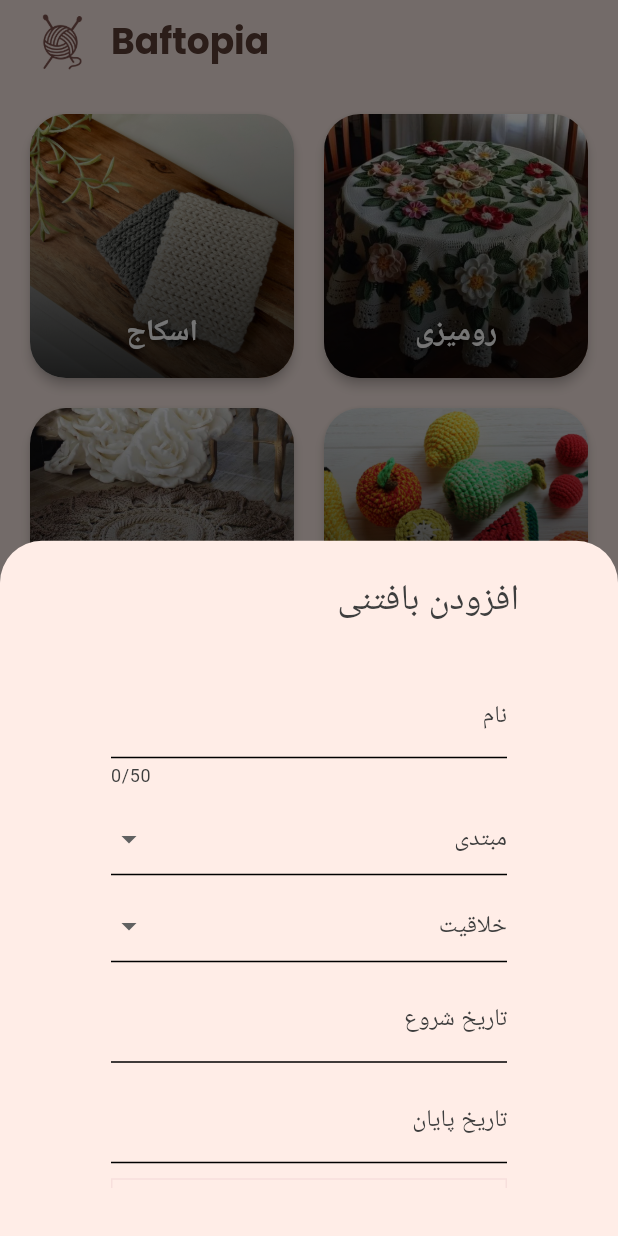
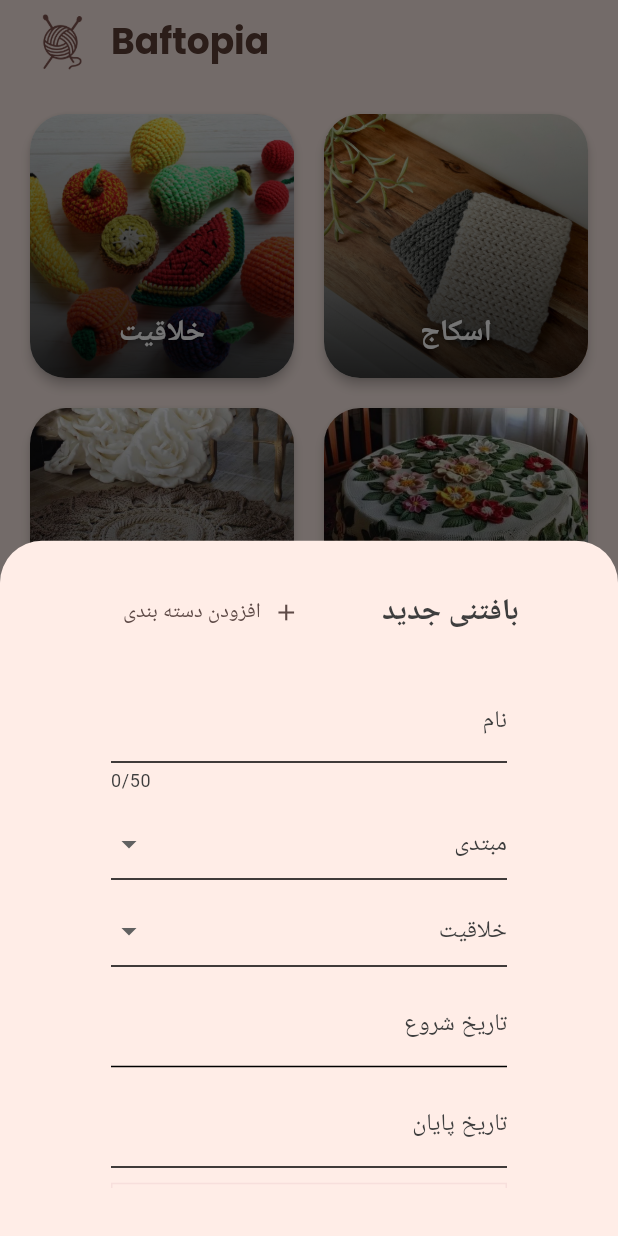
Before and after one commit to Iman-Keramati/Baftopia-, a Flutter app: the screen it shows after launch, after a tap on the "add" icon, on a phone screen of 412 x 824 dp. Run offline on Flutter 3.47's test engine with Material 3 defaults, Android fonts, the phone set to English and light mode, and no system bars; our stand-ins replace flutter_riverpod, google_fonts, image_picker, shamsi_date, transparent_image; missing offline and left inert: flutter_jalali_date_picker.

Commit message:
added add category form

```diff
--- a/lib/models/category.dart
+++ b/lib/models/category.dart
@@ -1,6 +1,11 @@
 class Category {
-  const Category({required this.title, required this.image});
+  const Category({
+    required this.title,
+    required this.image,
+    this.isFromAsset = true,
+  });
 
   final String title;
   final String image;
+  final bool isFromAsset;
 }
--- a/lib/screens/categories.dart
+++ b/lib/screens/categories.dart
@@ -1,48 +1,27 @@
 import 'package:flutter/material.dart';
+import 'package:flutter_riverpod/flutter_riverpod.dart';
 import 'package:fuck/data/category_data.dart';
+import 'package:fuck/provider/category_provider.dart';
 import 'package:fuck/widgets/category_item.dart';
 import 'package:fuck/widgets/floating_button.dart';
 
-class CategoriesScreen extends StatefulWidget {
+class CategoriesScreen extends ConsumerWidget {
   const CategoriesScreen({super.key});
 
   @override
-  State<CategoriesScreen> createState() => _CategoriesScreenState();
-}
+  Widget build(BuildContext context, WidgetRef ref) {
+    final categories = ref.watch(categoryProvider);
 
-class _CategoriesScreenState extends State<CategoriesScreen>
-    with SingleTickerProviderStateMixin {
-  late AnimationController _animationController;
-
-  @override
-  void initState() {
-    super.initState();
-    _animationController = AnimationController(
-      vsync: this,
-      duration: Duration(milliseconds: 1000),
-      lowerBound: 0,
-      upperBound: 1,
-    );
-
-    _animationController.forward();
-  }
-
-  @override
-  void dispose() {
-    _animationController.dispose();
-    super.dispose();
-  }
-
-  @override
-  Widget build(BuildContext context) {
     return Scaffold(
-      floatingActionButton: FloatingButton(),
+      floatingActionButton: FloatingButton(
+        defaultCategory: CategoryData.creativity,
+      ),
       appBar: AppBar(
         title: Row(
           mainAxisSize: MainAxisSize.min,
-          spacing: 8,
           children: [
             Image.asset('assets/icons/Logo-icon.png', width: 50, height: 50),
+            const SizedBox(width: 8),
             const Text(
               'Baftopia',
               style: TextStyle(fontWeight: FontWeight.bold, fontSize: 24),
@@ -50,33 +29,18 @@ class _CategoriesScreenState extends State<CategoriesScreen>
           ],
         ),
       ),
-      body: AnimatedBuilder(
-        animation: _animationController,
-        builder:
-            (context, child) => SlideTransition(
-              position: Tween(
-                begin: const Offset(0, 0.2),
-                end: const Offset(0, 0),
-              ).animate(
-                CurvedAnimation(
-                  parent: _animationController,
-                  curve: Curves.easeInOut,
-                ),
-              ),
-              child: child,
-            ),
-        child: GridView(
-          padding: EdgeInsets.all(16),
-          gridDelegate: SliverGridDelegateWithFixedCrossAxisCount(
-            crossAxisCount: 2,
-            crossAxisSpacing: 12,
-            mainAxisSpacing: 12,
-          ),
-          children:
-              CategoryData.values
-                  .map((e) => CategoryItem(category: e.asCategory))
-                  .toList(),
+      body: GridView.builder(
+        padding: const EdgeInsets.all(16),
+        itemCount: categories.length,
+        gridDelegate: const SliverGridDelegateWithFixedCrossAxisCount(
+          crossAxisCount: 2,
+          crossAxisSpacing: 12,
+          mainAxisSpacing: 12,
         ),
+        itemBuilder: (context, index) {
+          final category = categories[index];
+          return CategoryItem(category: category);
+        },
       ),
     );
   }
--- a/lib/widgets/add_product.dart
+++ b/lib/widgets/add_product.dart
@@ -10,7 +10,9 @@ import 'package:fuck/widgets/persian_date_picker.dart';
 import 'package:shamsi_date/shamsi_date.dart';
 
 class AddProduct extends ConsumerStatefulWidget {
-  const AddProduct({super.key});
+  const AddProduct({super.key, required this.defaultCategory});
+
+  final CategoryData defaultCategory;
 
   @override
   ConsumerState<AddProduct> createState() => _AddProductState();
@@ -21,14 +23,18 @@ class _AddProductState extends ConsumerState<AddProduct> {
 
   final TextEditingController _nameController = TextEditingController();
   Dificulty _dificultyController = Dificulty.beginner;
-  CategoryData _categoryController = CategoryData.creativity;
+  late CategoryData _categoryController;
   DateTime _startDateController = DateTime.now();
   DateTime _endDateController = DateTime.now();
   File _imageController = File('');
 
+  @override
+  void initState() {
+    super.initState();
+    _categoryController = widget.defaultCategory;
+  }
+
   void _onSubmit() {
-    print(_startDateController);
-    print(_endDateController);
     if (_formKey.currentState!.validate()) {
       // Process the data
       final product = Product(
@@ -40,9 +46,22 @@ class _AddProductState extends ConsumerState<AddProduct> {
         category: _categoryController,
       );
       ref.read(productProvider.notifier).addProduct(product);
-      ScaffoldMessenger.of(
-        context,
-      ).showSnackBar(SnackBar(content: Text('بافتنی با موفقیت افزوده شد')));
+      ScaffoldMessenger.of(context).showSnackBar(
+        SnackBar(
+          content: Text(
+            'بافتنی با موفقیت افزوده شد',
+            style: TextStyle(color: Colors.white, fontWeight: FontWeight.bold),
+            textAlign: TextAlign.center,
+          ),
+          backgroundColor: Colors.green[700], // your custom background color
+          behavior: SnackBarBehavior.floating,
+          margin: EdgeInsets.only(top: 20, left: 20, right: 20),
+          shape: RoundedRectangleBorder(
+            borderRadius: BorderRadius.circular(12),
+          ),
+          duration: Duration(seconds: 2),
+        ),
+      );
       Navigator.of(context).pop(); // Close the form after submission
     }
   }
@@ -55,8 +74,6 @@ class _AddProductState extends ConsumerState<AddProduct> {
         key: _formKey,
         child: SingleChildScrollView(
           child: Column(
-            crossAxisAlignment:
-                CrossAxisAlignment.start, // Optional: for layout fix
             children: [
               TextFormField(
                 autofocus: false,
--- a/lib/widgets/category_item.dart
+++ b/lib/widgets/category_item.dart
@@ -1,3 +1,5 @@
+import 'dart:io';
+
 import 'package:flutter/material.dart';
 import 'package:fuck/models/category.dart';
 import 'package:fuck/screens/category_detail.dart';
@@ -33,6 +35,7 @@ class CategoryItem extends StatelessWidget {
                 child: FadeInImage(
                   placeholder: MemoryImage(kTransparentImage),
                   image: AssetImage(category.image),
+
                   fit: BoxFit.cover,
                 ),
               ),
--- a/lib/widgets/floating_button.dart
+++ b/lib/widgets/floating_button.dart
@@ -1,22 +1,57 @@
 import 'package:flutter/material.dart';
+import 'package:fuck/data/category_data.dart';
+import 'package:fuck/widgets/add_category.dart';
 import 'package:fuck/widgets/add_product.dart';
 
 class FloatingButton extends StatelessWidget {
-  const FloatingButton({super.key});
+  const FloatingButton({super.key, required this.defaultCategory});
+
+  final CategoryData defaultCategory;
 
   @override
   Widget build(BuildContext context) {
-    void openDialog() {
+    void openCategoryDialog() {
+      showDialog(
+        context: context,
+        builder:
+            (ctx) => AlertDialog(
+              title: Text('افزودن دسته بندی جدید'),
+              content: AddCategory(),
+            ),
+      );
+    }
+
+    void openProductDialog() {
       showModalBottomSheet(
         context: context,
         builder:
             (ctx) => AlertDialog(
               title: Directionality(
                 textDirection: TextDirection.rtl,
-                child: Text('افزودن بافتنی'),
+                child: Row(
+                  mainAxisAlignment: MainAxisAlignment.spaceBetween,
+                  children: [
+                    Text(
+                      'بافتنی جدید',
+                      style: TextStyle(
+                        fontSize: 20,
+                        fontWeight: FontWeight.bold,
+                      ),
+                    ),
+                    TextButton.icon(
+                      style: TextButton.styleFrom(
+                        foregroundColor:
+                            Theme.of(context).colorScheme.onSecondary,
+                      ),
+                      onPressed: openCategoryDialog,
+                      icon: Icon(Icons.add),
+                      label: Text('افزودن دسته بندی'),
+                    ),
+                  ],
+                ),
               ),
-              titlePadding: EdgeInsets.only(bottom: 24),
-              content: AddProduct(),
+              titlePadding: EdgeInsets.only(bottom: 12),
+              content: AddProduct(defaultCategory: defaultCategory),
               contentPadding: const EdgeInsets.all(8),
               shape: RoundedRectangleBorder(
                 borderRadius: BorderRadius.circular(16),
@@ -28,7 +63,7 @@ class FloatingButton extends StatelessWidget {
     return FloatingActionButton(
       shape: const CircleBorder(),
       backgroundColor: Theme.of(context).colorScheme.onSecondary,
-      onPressed: openDialog,
+      onPressed: openProductDialog,
       child: const Icon(Icons.add),
     );
   }
--- a/lib/widgets/image_input.dart
+++ b/lib/widgets/image_input.dart
@@ -4,9 +4,14 @@ import 'package:flutter/material.dart';
 import 'package:image_picker/image_picker.dart';
 
 class ImageInput extends StatefulWidget {
-  const ImageInput({super.key, required this.onPickImage});
+  const ImageInput({
+    super.key,
+    required this.onPickImage,
+    this.imageSelectionType = 'camera',
+  });
 
   final void Function(File image) onPickImage;
+  final String? imageSelectionType;
 
   @override
   State<ImageInput> createState() {
@@ -20,7 +25,10 @@ class _ImageInputState extends State<ImageInput> {
   void _takePicture() async {
     final imagePicker = ImagePicker();
     final pickedImage = await imagePicker.pickImage(
-      source: ImageSource.camera,
+      source:
+          widget.imageSelectionType == 'camera'
+              ? ImageSource.camera
+              : ImageSource.gallery,
       maxWidth: 250,
     );
 
@@ -39,8 +47,18 @@ class _ImageInputState extends State<ImageInput> {
   Widget build(BuildContext context) {
     Widget content = TextButton.icon(
       onPressed: _takePicture,
-      label: Text('عکس بگیرید'),
-      icon: Icon(Icons.camera),
+      label: Text(
+        widget.imageSelectionType == 'camera'
+            ? 'عکس بگیرید'
+            : 'انتخاب از گالری',
+        style: TextStyle(color: Theme.of(context).colorScheme.primary),
+      ),
+      icon: Icon(
+        widget.imageSelectionType == 'camera'
+            ? Icons.camera_alt
+            : Icons.photo_library,
+        color: Theme.of(context).colorScheme.primary,
+      ),
     );
 
     if (_selectedImage != null) {
```
Also changed, not shown: lib/provider/category_provider.dart (added, +38 -0 lines), lib/screens/category_detail.dart (+25 -3 lines), lib/utils/persian_number.dart (added, +12 -0 lines), lib/widgets/add_category.dart (added, +111 -0 lines).
